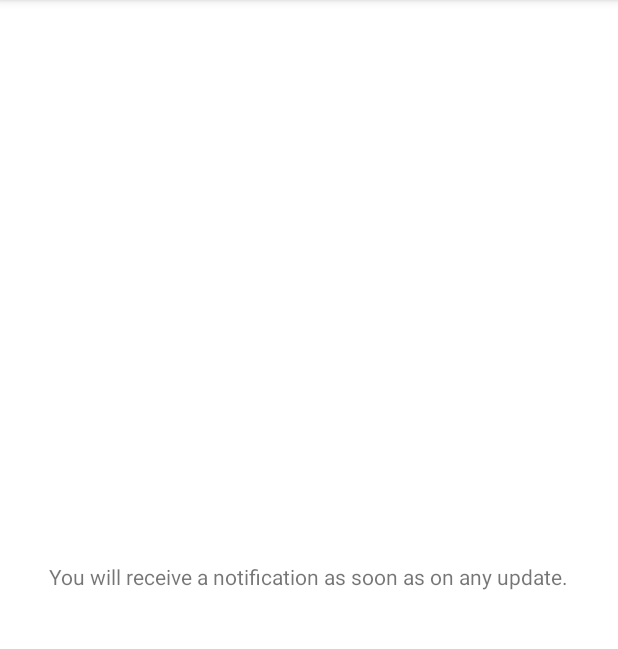
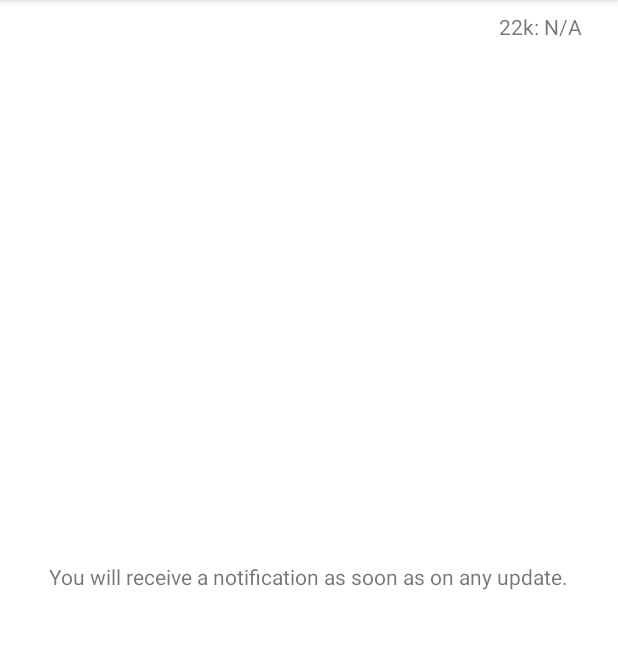
Before and after one commit to harishtk/goldrate, an Android app: the screen it shows after launch (MainActivity), on a phone screen of 412 x 824 dp, the part 84-733 px from its top. Run offline under Robolectric (Android 15) with nearby library versions, the phone set to English and light mode, and no system bars; our stand-ins replace Timber; 2 statements that could not run were skipped.

```diff
--- a/app/build.gradle
+++ b/app/build.gradle
@@ -72,6 +72,10 @@ android {
         // If issues with severity "fatal" are found, the release build is aborted.
         checkReleaseBuilds false
     }
+
+    buildFeatures {
+        viewBinding(true)
+    }
 }
 
 dependencies {
--- a/app/src/main/java/com/harishtk/goldrate/app/MainActivity.java
+++ b/app/src/main/java/com/harishtk/goldrate/app/MainActivity.java
@@ -4,7 +4,9 @@ import android.Manifest;
 import android.app.NotificationChannel;
 import android.app.NotificationManager;
 import android.content.Context;
+import android.content.SharedPreferences;
 import android.content.pm.PackageManager;
+import android.icu.text.SimpleDateFormat;
 import android.os.Build;
 import android.os.Bundle;
 import android.widget.TextView;
@@ -17,21 +19,23 @@ import androidx.core.content.ContextCompat;
 import androidx.work.ExistingPeriodicWorkPolicy;
 import androidx.work.WorkManager;
 
+import com.harishtk.goldrate.app.databinding.ActivityMainBinding;
+import com.harishtk.goldrate.app.util.SharedPreferencesManager;
 import com.harishtk.goldrate.app.work.GoldRateWorker;
 
 public class MainActivity extends AppCompatActivity {
 
     public static final String CRAWL_URL = "https://thangamayil.com";
 
-    private TextView textView;
+    private ActivityMainBinding viewBinding;
 
     @Override
     protected void onCreate(Bundle savedInstanceState) {
         super.onCreate(savedInstanceState);
-        setContentView(R.layout.activity_main);
+        viewBinding = ActivityMainBinding.inflate(getLayoutInflater());
+        setContentView(viewBinding.getRoot());
 
-        textView = findViewById(R.id.textView);
-        textView.setText("Please wait..");
+        viewBinding.textView.setText("Please wait..");
 
         checkSmsPermission();
 
@@ -39,6 +43,11 @@ public class MainActivity extends AppCompatActivity {
             createChannel(this, getString(R.string.notification_channel), getString(R.string.notification_title));
         }
         checkScheduledWorker();
+
+        final String val = SharedPreferencesManager.getPrefGoldRate22k(this);
+        final long timestamp = SharedPreferencesManager.getPrefLastFetchedTimestamp(this);
+        viewBinding.time.setText(new SimpleDateFormat("HH:mm:ss aa dd MMM yyyy").format(timestamp));
+        viewBinding.time.setText("22k: " + val);
     }
 
     private void checkSmsPermission() {
@@ -53,7 +62,7 @@ public class MainActivity extends AppCompatActivity {
                         ExistingPeriodicWorkPolicy.KEEP,
                         new GoldRateWorker.GoldRateWorkerBuilder(CRAWL_URL)
                                 .build());
-        textView.setText("You will receive a notification as soon as on any update.");
+        viewBinding.textView.setText("You will receive a notification as soon as on any update.");
     }
 
     @RequiresApi(api = Build.VERSION_CODES.O)
--- /dev/null
+++ b/app/src/main/java/com/harishtk/goldrate/app/util/SharedPreferencesManager.java
@@ -0,0 +1,49 @@
+package com.harishtk.goldrate.app.util;
+
+import android.content.Context;
+import android.content.SharedPreferences;
+
+public class SharedPreferencesManager {
+
+    private static SharedPreferences sInstance;
+
+    private static final String APP_SETTINGS = "APP_SETTINGS";
+
+    // properties
+    private static final String PREF_GOLD_RATE_22K = "pref-gold-rate-22k";
+    private static final String PREF_LAST_FETCHED_TIMESTAMP = "pref-last-fetched-timestamp";
+    // other properties...
+
+    private SharedPreferencesManager() {
+
+    }
+
+    public static void reset(Context context) {
+        getSharedPreferences(context).edit().clear().apply();
+    }
+
+    private static SharedPreferences getSharedPreferences(Context context) {
+        if (sInstance == null) {
+            sInstance = context.getSharedPreferences(APP_SETTINGS, Context.MODE_PRIVATE);
+        }
+        return sInstance;
+    }
+
+    public static String getPrefGoldRate22k(Context context) {
+        return getSharedPreferences(context).getString(PREF_GOLD_RATE_22K, "N/A");
+    }
+
+    public static void setPrefGoldRate22k(Context context, String newValue) {
+        getSharedPreferences(context).edit()
+                .putString(PREF_GOLD_RATE_22K, newValue).apply();
+    }
+
+    public static long getPrefLastFetchedTimestamp(Context context) {
+        return getSharedPreferences(context).getLong(PREF_LAST_FETCHED_TIMESTAMP, 0L);
+    }
+
+    public static void setPrefLastFetchedTimestamp(Context context, long timestamp) {
+        getSharedPreferences(context).edit()
+                .putLong(PREF_GOLD_RATE_22K, timestamp).apply();
+    }
+}
--- a/app/src/main/java/com/harishtk/goldrate/app/work/GoldRateWorker.java
+++ b/app/src/main/java/com/harishtk/goldrate/app/work/GoldRateWorker.java
@@ -22,6 +22,7 @@ import androidx.work.WorkerParameters;
 import com.harishtk.goldrate.app.R;
 import com.harishtk.goldrate.app.thread.GoldSpiderCallable;
 import com.harishtk.goldrate.app.util.Constants;
+import com.harishtk.goldrate.app.util.SharedPreferencesManager;
 import com.harishtk.goldrate.app.util.guava.Optional;
 
 import org.jetbrains.annotations.NotNull;
@@ -76,6 +77,8 @@ public class GoldRateWorker extends Worker {
             manager.notify(Constants.NOTIFICATION_ID, notification);
 
             sendSms(val);
+            SharedPreferencesManager.setPrefGoldRate22k(getApplicationContext(), val);
+            SharedPreferencesManager.setPrefLastFetchedTimestamp(getApplicationContext(), System.currentTimeMillis());
             return Result.success();
         } else {
             return Result.failure();
--- a/app/src/main/res/layout/activity_main.xml
+++ b/app/src/main/res/layout/activity_main.xml
@@ -15,4 +15,23 @@
         app:layout_constraintRight_toRightOf="parent"
         app:layout_constraintTop_toTopOf="parent" />
 
+    <TextView android:id="@+id/time"
+        android:layout_width="wrap_content"
+        android:layout_height="wrap_content"
+        android:padding="8dp"
+        app:layout_constraintHorizontal_bias="1.0"
+        app:layout_constraintTop_toTopOf="parent"
+        app:layout_constraintStart_toStartOf="parent"
+        app:layout_constraintEnd_toStartOf="@id/goldRate"
+        tools:text="@tools:sample/date/mmddyy"/>
+
+    <TextView android:id="@+id/goldRate"
+        android:layout_width="wrap_content"
+        android:layout_height="wrap_content"
+        android:padding="8dp"
+        android:textStyle="bold"
+        app:layout_constraintTop_toTopOf="parent"
+        app:layout_constraintEnd_toEndOf="parent"
+        tools:text="22k: $788"/>
+
 </androidx.constraintlayout.widget.ConstraintLayout>
```
